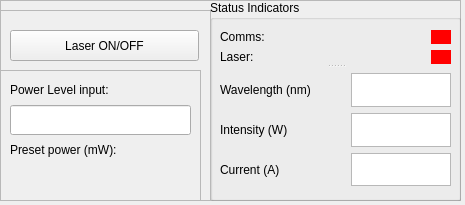
Qt form Graphics/PyQt_files/laser_gui2.ui (maltissimo/LTPy) before a commit.
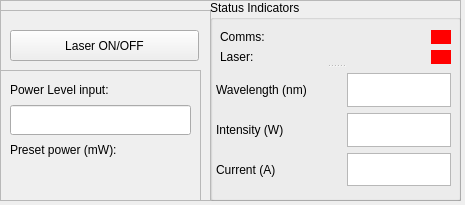
The same form after that commit. Custom widgets are drawn as their Qt base class.

Patch:
```diff
--- a/Graphics/PyQt_files/laser_gui2.ui
+++ b/Graphics/PyQt_files/laser_gui2.ui
@@ -273,7 +273,7 @@
       <widget class="QWidget" name="layoutWidget">
        <layout class="QGridLayout" name="gridLayout" columnstretch="0,0">
         <property name="leftMargin">
-         <number>10</number>
+         <number>6</number>
         </property>
         <property name="topMargin">
          <number>5</number>
@@ -300,7 +300,7 @@
         <item row="1" column="0">
          <widget class="MyLabel" name="int_display_2">
           <property name="text">
-           <string>Intensity (W)</string>
+           <string>Intensity (W)  </string>
           </property>
          </widget>
         </item>
```
